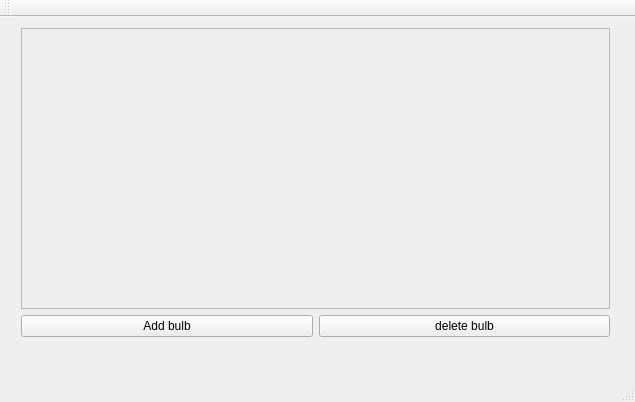
This is mainwindow.ui in gyok/TuringMachineGyok as Qt 5 draws it before an edit. The edited form follows.
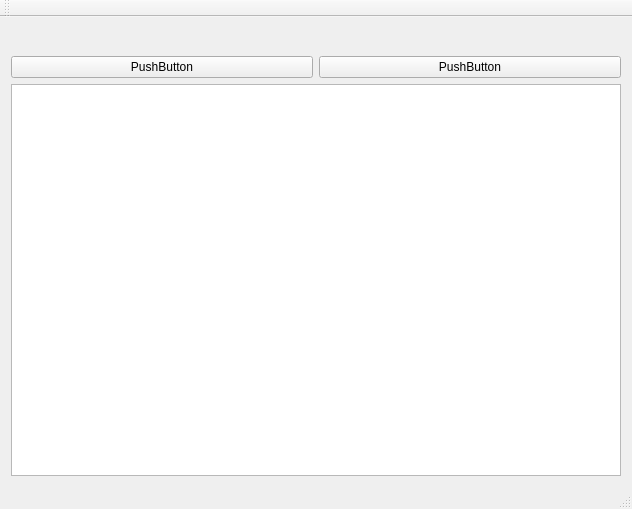
This is the edited form.

Diff of the .ui file:
```diff
--- a/mainwindow.ui
+++ b/mainwindow.ui
@@ -6,57 +6,46 @@
    <rect>
     <x>0</x>
     <y>0</y>
-    <width>635</width>
-    <height>402</height>
+    <width>632</width>
+    <height>509</height>
    </rect>
   </property>
   <property name="windowTitle">
    <string>MainWindow</string>
   </property>
   <widget class="QWidget" name="centralWidget">
-   <widget class="QWidget" name="">
-    <property name="geometry">
-     <rect>
-      <x>10</x>
-      <y>0</y>
-      <width>611</width>
-      <height>331</height>
-     </rect>
-    </property>
     <layout class="QGridLayout" name="gridLayout">
-     <item row="0" column="0" colspan="2">
-      <widget class="QScrollArea" name="scrollArea">
-       <property name="widgetResizable">
-        <bool>true</bool>
-       </property>
-       <widget class="QWidget" name="scrollAreaWidgetContents">
-        <property name="geometry">
-         <rect>
-          <x>0</x>
-          <y>0</y>
-          <width>607</width>
-          <height>294</height>
-         </rect>
-        </property>
-       </widget>
-      </widget>
-     </item>
+    <item row="0" column="0">
+     <widget class="QWidget" name="widget" native="true">
+      <layout class="QGridLayout" name="gridLayout_3">
+       <item row="0" column="0">
+        <layout class="QGridLayout" name="graphicLayout"/>
+       </item>
+      </layout>
+     </widget>
+    </item>
+    <item row="1" column="0">
+     <layout class="QGridLayout" name="gridLayout_2">
      <item row="1" column="0">
       <widget class="QPushButton" name="pushButton">
        <property name="text">
-        <string>Add bulb</string>
+         <string>PushButton</string>
        </property>
       </widget>
      </item>
      <item row="1" column="1">
       <widget class="QPushButton" name="pushButton_2">
        <property name="text">
-        <string>delete bulb</string>
+         <string>PushButton</string>
        </property>
       </widget>
      </item>
-    </layout>
-   </widget>
+      <item row="2" column="0" colspan="2">
+       <widget class="QTableWidget" name="tableWidget"/>
+      </item>
+     </layout>
+    </item>
+   </layout>
   </widget>
   <widget class="QMenuBar" name="menuBar">
    <property name="geometry">
@@ -73,7 +62,7 @@
     <enum>TopToolBarArea</enum>
    </attribute>
    <attribute name="toolBarBreak">
-    <bool>true</bool>
+    <bool>false</bool>
    </attribute>
   </widget>
   <widget class="QStatusBar" name="statusBar"/>
```
Left out of the diff: 2 changed lines with no effect on the pictures. Lines whose indentation alone changed are shown as unchanged.
